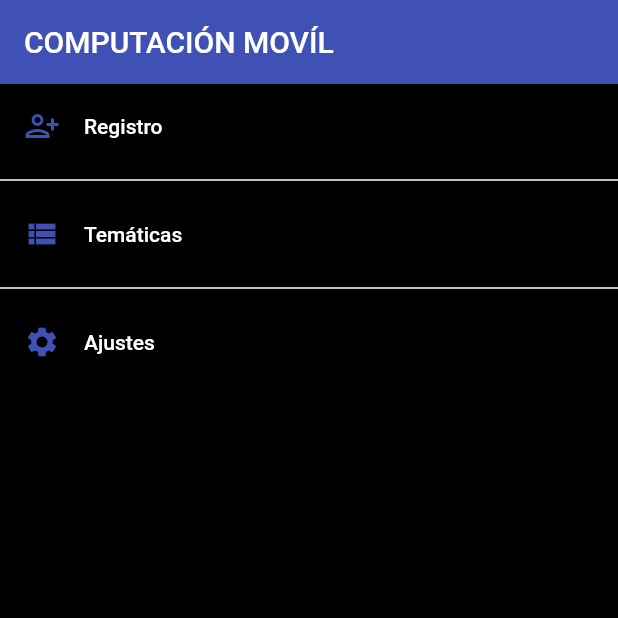
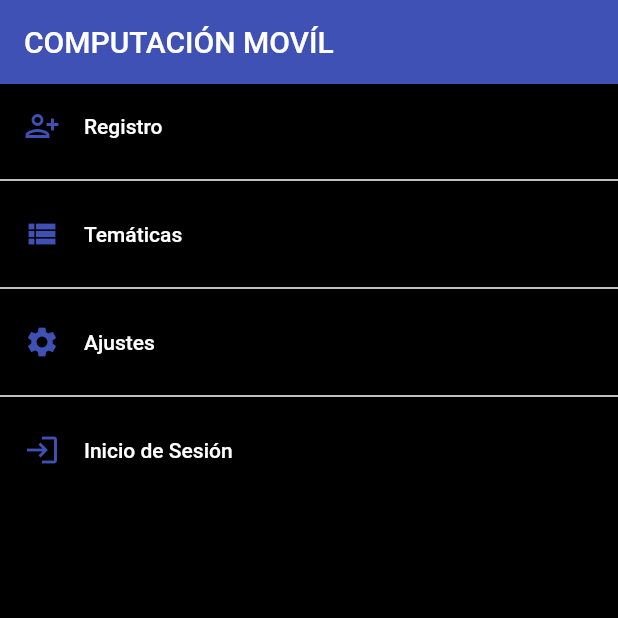
Before and after one commit to JuanSMendezS/Proyecto, a Flutter app: the screen it shows after launch, on a phone screen of 412 x 824 dp, the top half of it. Run offline on Flutter 3.47's test engine with Material 2 defaults, Android fonts, the phone set to English and light mode, and no system bars.

Commit message:
Log in pantalla

```diff
--- a/lib/router/app_routes.dart
+++ b/lib/router/app_routes.dart
@@ -20,7 +20,12 @@ class AppRoutes {
         route: 'settings',
         icon: Icons.settings,
         name: 'Ajustes',
-        screen: const AppSettingsScreen())
+        screen: const AppSettingsScreen()),
+    MenuOption(
+        route: 'login',
+        icon: Icons.login,
+        name: 'Inicio de Sesión',
+        screen: const LogInScreen()),
   ];
 
   static Map<String, Widget Function(BuildContext)> getAppRoutes() {
--- a/lib/screens/screens.dart
+++ b/lib/screens/screens.dart
@@ -1,5 +1,6 @@
 export 'package:course/screens/app_settings.dart';
 export 'package:course/screens/list.dart';
 export 'package:course/screens/sign_in.dart';
+export 'package:course/screens/log_in.dart';
 
 export 'home_screen.dart';
--- a/pubspec.yaml
+++ b/pubspec.yaml
@@ -59,8 +59,8 @@ flutter:
   uses-material-design: true
 
   # To add assets to your application, add an assets section, like this:
-  # assets:
-  #   - images/a_dot_burr.jpeg
+  assets:
+    - images
   #   - images/a_dot_ham.jpeg
 
   # An image asset can refer to one or more resolution-specific "variants", see
```
Also changed, not shown: lib/screens/log_in.dart (added, +17 -0 lines).
